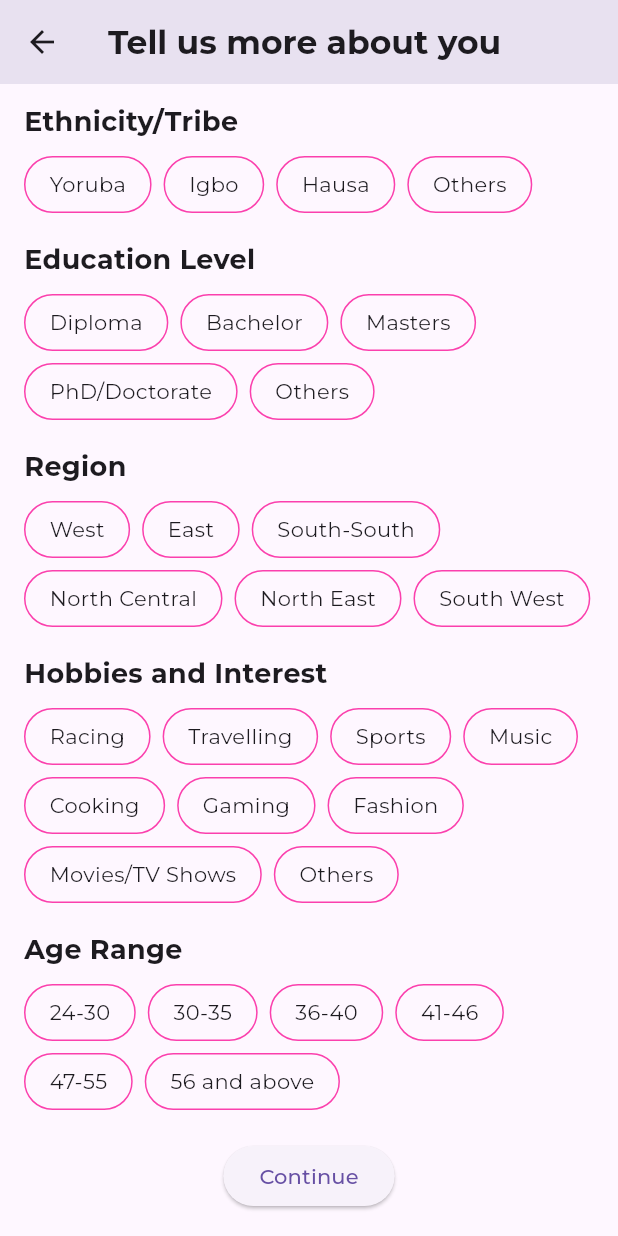
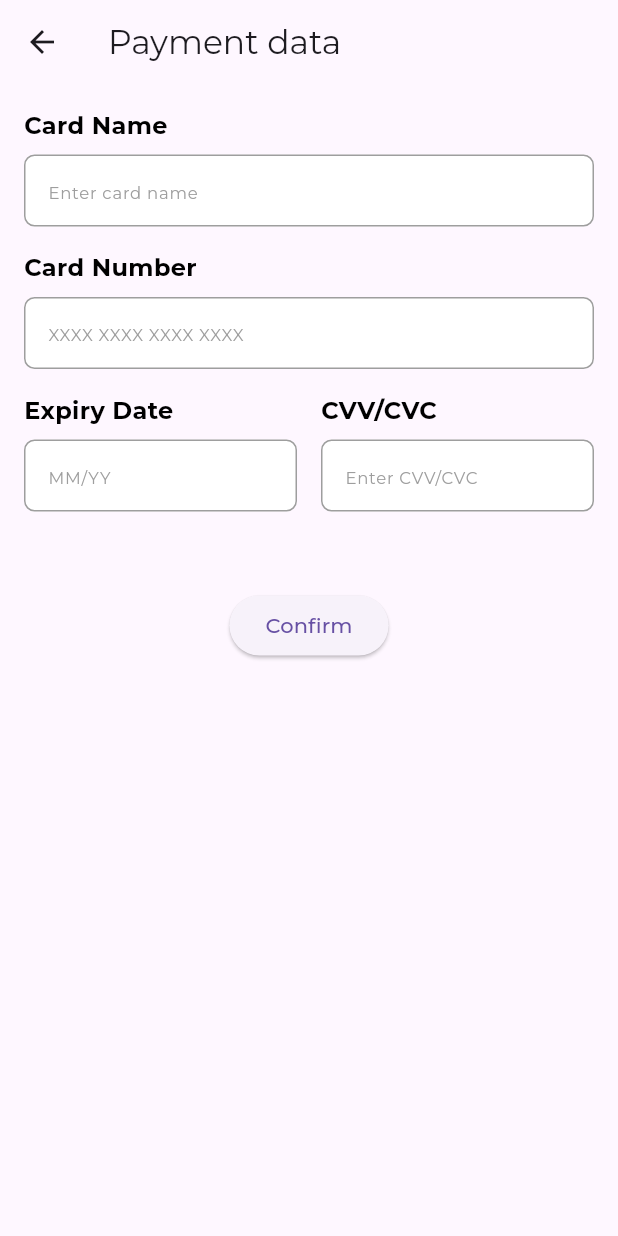
Before and after one commit to Obleanx/89Orbit, a Flutter app: the UserPreferencesScreen screen opened directly, scrolled down 199 dp, after a tap on "Continue", on a phone screen of 412 x 824 dp. Run offline on Flutter 3.47's test engine with Material 3 defaults, Android fonts, the phone set to English and light mode, and no system bars; our stand-ins replace carousel_slider, cloud_firestore, firebase_auth, firebase_core, google_fonts, smooth_page_indicator; missing offline and left inert: pay_with_paystack; accounts and stored records are empty.

Commit message:
Integrate Paystack payment processing with card details input and validation

```diff
--- /dev/null
+++ b/lib/COMPONENTS/reuseable_card_input.dart
@@ -0,0 +1,156 @@
+import 'package:flutter/material.dart';
+import 'package:flutter/services.dart';
+
+class AtmcardTextFormField extends StatelessWidget {
+  final String hintText;
+  final TextEditingController? controller;
+  final bool readOnly;
+  final VoidCallback? onTap;
+  final FormFieldValidator<String>? validator;
+  final AutovalidateMode autovalidateMode;
+  final TextInputType keyboardType;
+  final List<TextInputFormatter>? inputFormatters;
+  final Widget? suffixIcon;
+  final ValueChanged<String>? onChanged;
+  final bool isCardNumberField;
+
+  const AtmcardTextFormField({
+    Key? key,
+    required this.hintText,
+    this.controller,
+    this.readOnly = false,
+    this.onTap,
+    this.suffixIcon,
+    this.validator,
+    this.autovalidateMode = AutovalidateMode.disabled,
+    this.keyboardType = TextInputType.number,
+    this.inputFormatters,
+    this.onChanged,
+    this.isCardNumberField = false,
+  }) : super(key: key);
+
+  @override
+  Widget build(BuildContext context) {
+    return TextFormField(
+      controller: controller,
+      readOnly: readOnly,
+      keyboardType: keyboardType,
+      inputFormatters: isCardNumberField
+          ? [
+              FilteringTextInputFormatter.digitsOnly,
+              LengthLimitingTextInputFormatter(16),
+              _CardNumberFormatter(),
+            ]
+          : inputFormatters,
+      decoration: InputDecoration(
+        hintText: isCardNumberField ? 'XXXX XXXX XXXX XXXX' : hintText,
+        floatingLabelBehavior: FloatingLabelBehavior.always,
+        fillColor: Colors.white,
+        filled: true,
+        suffixIcon: isCardNumberField
+            ? ValueListenableBuilder<TextEditingValue>(
+                valueListenable: controller!,
+                builder: (context, value, child) {
+                  return _getCardIcon(value.text);
+                },
+              )
+            : suffixIcon,
+        contentPadding:
+            const EdgeInsets.symmetric(vertical: 10.0, horizontal: 12.0),
+        border: OutlineInputBorder(
+          borderRadius: BorderRadius.circular(7.0),
+          borderSide: const BorderSide(
+            color: Colors.grey,
+          ),
+        ),
+        enabledBorder: OutlineInputBorder(
+          borderRadius: BorderRadius.circular(7.0),
+          borderSide: const BorderSide(
+            color: Colors.grey,
+            width: 1,
+          ),
+        ),
+        focusedBorder: OutlineInputBorder(
+          borderRadius: BorderRadius.circular(7.0),
+        ),
+        hintStyle: const TextStyle(
+          color: Colors.grey,
+          fontSize: 11.0,
+        ),
+        labelStyle:
+            const TextStyle(color: Colors.black, fontWeight: FontWeight.bold),
+      ),
+      onTap: onTap,
+      validator: isCardNumberField
+          ? (value) {
+              if (value == null || value.isEmpty) {
+                return 'Please enter card number';
+              } else if (value.replaceAll(' ', '').length != 16) {
+                return 'Card number must be 16 digits';
+              }
+              return validator?.call(value);
+            }
+          : validator,
+      autovalidateMode: autovalidateMode,
+      onChanged: onChanged,
+    );
+  }
+
+  Widget _getCardIcon(String cardNumber) {
+    cardNumber = cardNumber.replaceAll(' ', '');
+    if (cardNumber.isEmpty) {
+      return const SizedBox.shrink();
+    }
+    if (cardNumber.startsWith(RegExp(r'4'))) {
+      return _buildCardIcon('lib/images/visa.png');
+    } else if (cardNumber.startsWith(RegExp(r'5[1-5]'))) {
+      return _buildCardIcon('lib/images/master.png');
+    } else if (cardNumber.startsWith(RegExp(r'6'))) {
+      return _buildCardIcon('lib/images/verve.png');
+    }
+    return const SizedBox.shrink();
+  }
+
+  Widget _buildCardIcon(String assetPath) {
+    return Padding(
+      padding: const EdgeInsets.only(top: 6.0, bottom: 6, right: 8),
+      child: Container(
+        decoration: BoxDecoration(borderRadius: BorderRadius.circular(10)),
+        child: Image.asset(
+          assetPath,
+          width: 28,
+          height: 28,
+        ),
+      ),
+    );
+  }
+}
+
+class _CardNumberFormatter extends TextInputFormatter {
+  @override
+  TextEditingValue formatEditUpdate(
+    TextEditingValue oldValue,
+    TextEditingValue newValue,
+  ) {
+    var text = newValue.text;
+
+    if (newValue.selection.baseOffset == 0) {
+      return newValue;
+    }
+
+    var buffer = StringBuffer();
+    for (int i = 0; i < text.length; i++) {
+      buffer.write(text[i]);
+      var nonZeroIndex = i + 1;
+      if (nonZeroIndex % 4 == 0 && nonZeroIndex != text.length) {
+        buffer.write(' ');
+      }
+    }
+
+    var string = buffer.toString();
+    return newValue.copyWith(
+      text: string,
+      selection: TextSelection.collapsed(offset: string.length),
+    );
+  }
+}
--- /dev/null
+++ b/lib/PAYMENT SCREENS/card_inputs.dart
@@ -0,0 +1,186 @@
+import 'package:flutter/material.dart';
+import 'package:flutter/services.dart';
+import 'package:provider/provider.dart';
+import '../COMPONENTS/reuseable_card_input.dart';
+import '../PROVIDERS/atm_idetails.dart';
+import 'package:pay_with_paystack/pay_with_paystack.dart';
+
+class AtmCardScreen extends StatefulWidget {
+  @override
+  _AtmCardScreenState createState() => _AtmCardScreenState();
+}
+
+class _AtmCardScreenState extends State<AtmCardScreen> {
+  final TextEditingController _cardNumberController = TextEditingController();
+
+  void _handlePaymentInitialization(CardProvider provider) async {
+    PayWithPayStack().now(
+      context: context,
+      //  secretKey: 'pk_test_de51f82ca89566c04d71f6a105489279109f882a',
+      secretKey: 'pk_test_de51f82ca89566c04d71f6a105489279109f882a',
+      customerEmail: "adamobonyilo@gmail.com",
+      reference: DateTime.now().millisecondsSinceEpoch.toString(),
+      currency: 'NGN',
+      amount: 10000, // Amount in kobo (100 NGN)
+      metaData: {
+        'custom_fields': [
+          {
+            'display_name': 'Card Name',
+            'variable_name': 'card_name',
+            'value': provider.cardNameController.text,
+          }
+        ]
+      },
+      callbackUrl: '',
+      transactionCompleted: () {
+        print('Payment successful');
+        ScaffoldMessenger.of(context).showSnackBar(
+          SnackBar(content: Text('Payment successful')),
+        );
+        // Handle successful payment
+      },
+      transactionNotCompleted: () {
+        print('Payment not completed');
+        ScaffoldMessenger.of(context).showSnackBar(
+          SnackBar(content: Text('Payment not completed')),
+        );
+        // Handle payment not completed
+      },
+    );
+  }
+
+  @override
+  Widget build(BuildContext context) {
+    return ChangeNotifierProvider(
+      create: (_) => CardProvider(),
+      child: Scaffold(
+        appBar: AppBar(
+          leading: IconButton(
+            icon: const Icon(Icons.arrow_back),
+            onPressed: () => Navigator.of(context).pop(),
+          ),
+          title: const Text('Payment data'),
+        ),
+        body: Padding(
+          padding: const EdgeInsets.all(16.0),
+          child: Consumer<CardProvider>(
+            builder: (context, provider, child) {
+              return Column(
+                crossAxisAlignment: CrossAxisAlignment.start,
+                children: [
+                  const Text(
+                    'Card Name',
+                    style: TextStyle(
+                      fontSize: 16,
+                      fontWeight: FontWeight.bold,
+                      color: Colors.black,
+                    ),
+                  ),
+                  const SizedBox(height: 8.0),
+                  AtmcardTextFormField(
+                    hintText: 'Enter card name',
+                    controller: provider.cardNameController,
+                    keyboardType: TextInputType.text,
+                    validator: (value) {
+                      if (value == null || value.isEmpty) {
+                        return 'Please enter card name';
+                      }
+                      return null;
+                    },
+                  ),
+                  const SizedBox(height: 16.0),
+                  const Text(
+                    'Card Number',
+                    style: TextStyle(
+                      fontSize: 16,
+                      fontWeight: FontWeight.bold,
+                      color: Colors.black,
+                    ),
+                  ),
+                  const SizedBox(height: 8.0),
+                  AtmcardTextFormField(
+                    hintText: 'Card Number',
+                    controller: _cardNumberController,
+                    isCardNumberField: true,
+                  ),
+                  const SizedBox(height: 16.0),
+                  Row(
+                    children: [
+                      Expanded(
+                        child: Column(
+                          crossAxisAlignment: CrossAxisAlignment.start,
+                          children: [
+                            const Text(
+                              'Expiry Date',
+                              style: TextStyle(
+                                fontSize: 16,
+                                fontWeight: FontWeight.bold,
+                                color: Colors.black,
+                              ),
+                            ),
+                            const SizedBox(height: 8.0),
+                            AtmcardTextFormField(
+                              hintText: 'MM/YY',
+                              controller: provider.expiryDateController,
+                              validator: (value) {
+                                if (value == null || value.isEmpty) {
+                                  return 'Please enter expiry date';
+                                }
+                                return null;
+                              },
+                            ),
+                          ],
+                        ),
+                      ),
+                      const SizedBox(width: 16.0),
+                      Expanded(
+                        child: Column(
+                          crossAxisAlignment: CrossAxisAlignment.start,
+                          children: [
+                            const Text(
+                              'CVV/CVC',
+                              style: TextStyle(
+                                fontSize: 16,
+                                fontWeight: FontWeight.bold,
+                                color: Colors.black,
+                              ),
+                            ),
+                            const SizedBox(height: 8.0),
+                            AtmcardTextFormField(
+                              hintText: 'Enter CVV/CVC',
+                              controller: provider.cvvController,
+                              keyboardType: TextInputType.number,
+                              inputFormatters: [
+                                FilteringTextInputFormatter.digitsOnly,
+                                LengthLimitingTextInputFormatter(3),
+                              ],
+                              validator: (value) {
+                                if (value == null || value.isEmpty) {
+                                  return 'Please enter CVV/CVC';
+                                } else if (value.length != 3) {
+                                  return 'CVV/CVC must be 3 digits';
+                                }
+                                return null;
+                              },
+                            ),
+                          ],
+                        ),
+                      ),
+                    ],
+                  ),
+                  const SizedBox(height: 52.0),
+                  Center(
+                    child: ElevatedButton(
+                      onPressed: () => _handlePaymentInitialization(provider),
+                      child: const Text('Confirm'),
+                    ),
+                  ),
+                ],
+              );
+            },
+          ),
+        ),
+      ),
+    );
+  }
+}
--- a/lib/SCREENS/ALL HOME SCREEN/userdetails.dart
+++ b/lib/SCREENS/ALL HOME SCREEN/userdetails.dart
@@ -1,4 +1,5 @@
 import 'package:fiander/CONSTANTS/constants.dart';
+import 'package:fiander/PAYMENT%20SCREENS/card_inputs.dart';
 import 'package:flutter/material.dart';
 import 'package:provider/provider.dart';
 import '../../PROVIDERS/userdetail_provider.dart';
@@ -75,7 +76,11 @@ class UserPreferencesScreen extends StatelessWidget {
                 Center(
                   child: ElevatedButton(
                     onPressed: () {
-                      // Handle button press
+                      Navigator.push(
+                        context,
+                        MaterialPageRoute(
+                            builder: (context) => AtmCardScreen()),
+                      );
                     },
                     child: const Text('Continue'),
                   ),
--- a/pubspec.yaml
+++ b/pubspec.yaml
@@ -44,6 +44,7 @@ dependencies:
   path: ^1.8.0
   uni_links: ^0.5.1
   carousel_slider: ^4.2.1
+  pay_with_paystack: ^1.0.10
 
 dev_dependencies:
   flutter_test:
```
Also changed, not shown: lib/PROVIDERS/atm_idetails.dart (added, +41 -0 lines), lib/main.dart (+6 -3 lines), lib/images/master.png (added), lib/images/verve.png (added), lib/images/visa.png (added), pubspec.lock.
